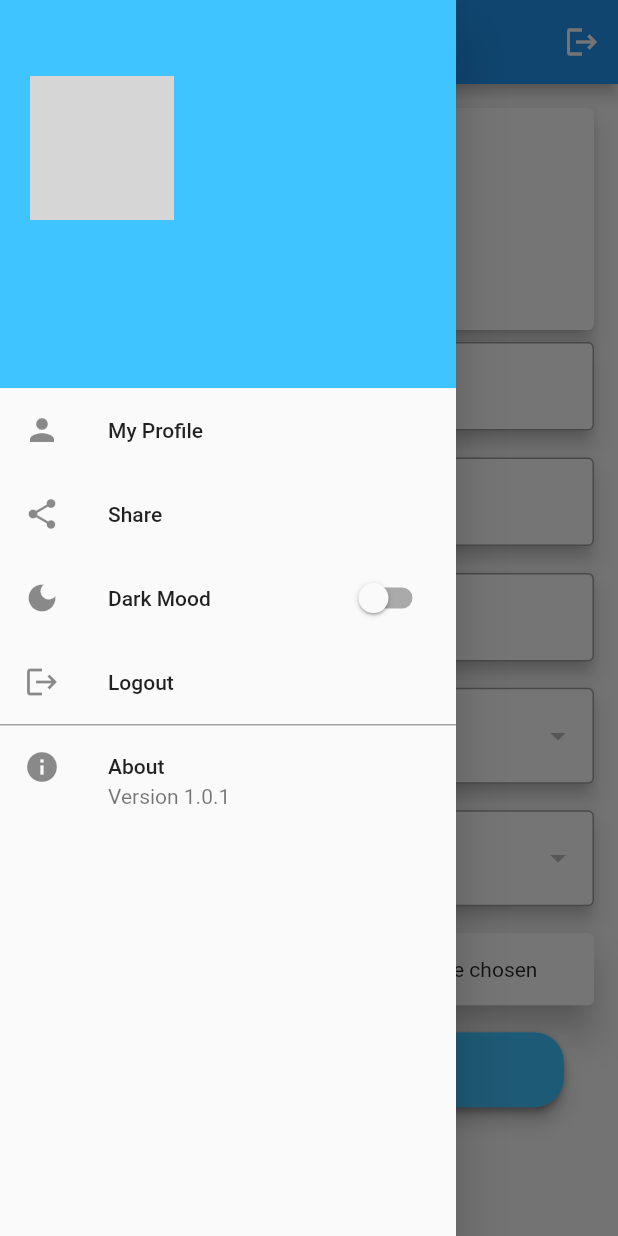
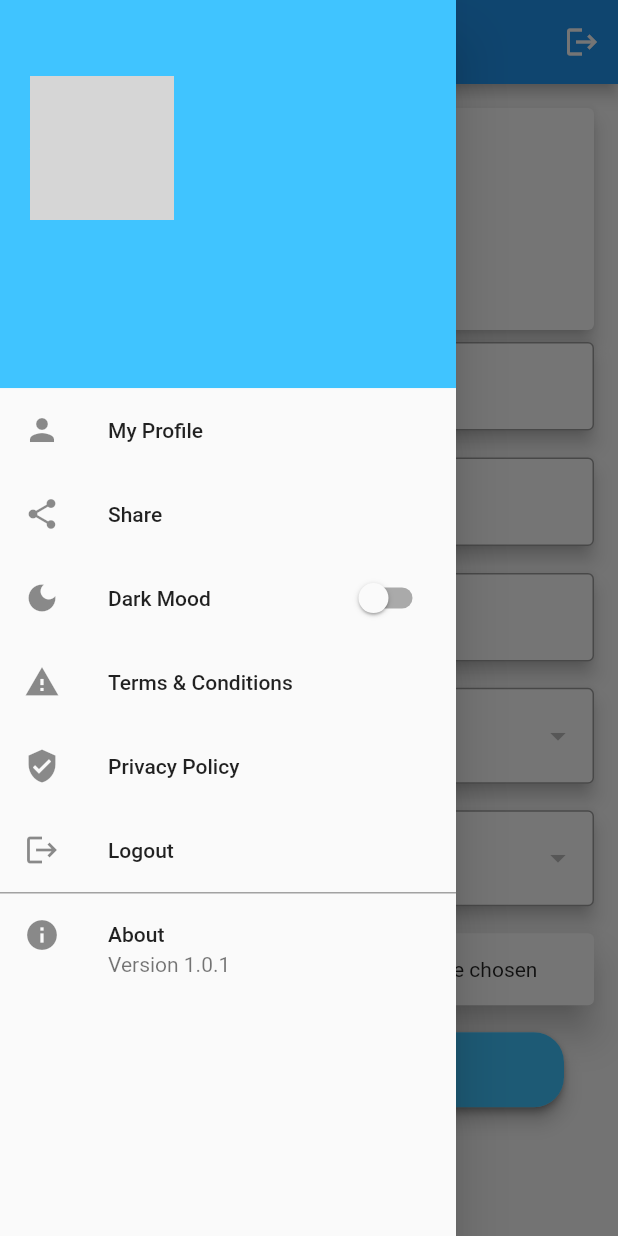
Before and after one commit to riyad338/fix_master, a Flutter app: the WorkerRegPage screen opened by its route, with the side drawer open, on a phone screen of 412 x 824 dp. Run offline on Flutter 3.47's test engine with Material 2 defaults, Android fonts, the light colour scheme and no system bars; drawn by our look-alikes of modal_progress_hud_nsn; our stand-ins replace cached_network_image, carousel_slider, cloud_firestore, connectivity_plus, dots_indicator, firebase_auth and 13 more; accounts and stored records are empty; network calls fail; grey boxes are pictures that could not be loaded.

Commit message:
fix_master

```diff
--- a/lib/customwidgets/drawer.dart
+++ b/lib/customwidgets/drawer.dart
@@ -104,6 +104,16 @@ class _MainDrawerState extends State<MainDrawer> {
           title: Text('Dark Mood'),
         ),
         ListTile(
+          onTap: () {},
+          leading: Icon(Icons.warning),
+          title: Text('Terms & Conditions'),
+        ),
+        ListTile(
+          onTap: () {},
+          leading: Icon(Icons.verified_user),
+          title: Text('Privacy Policy'),
+        ),
+        ListTile(
           onTap: () async {
             await AuthService.logout().then((_) =>
                 Navigator.pushReplacementNamed(context, LoginPage.routeName));
```
